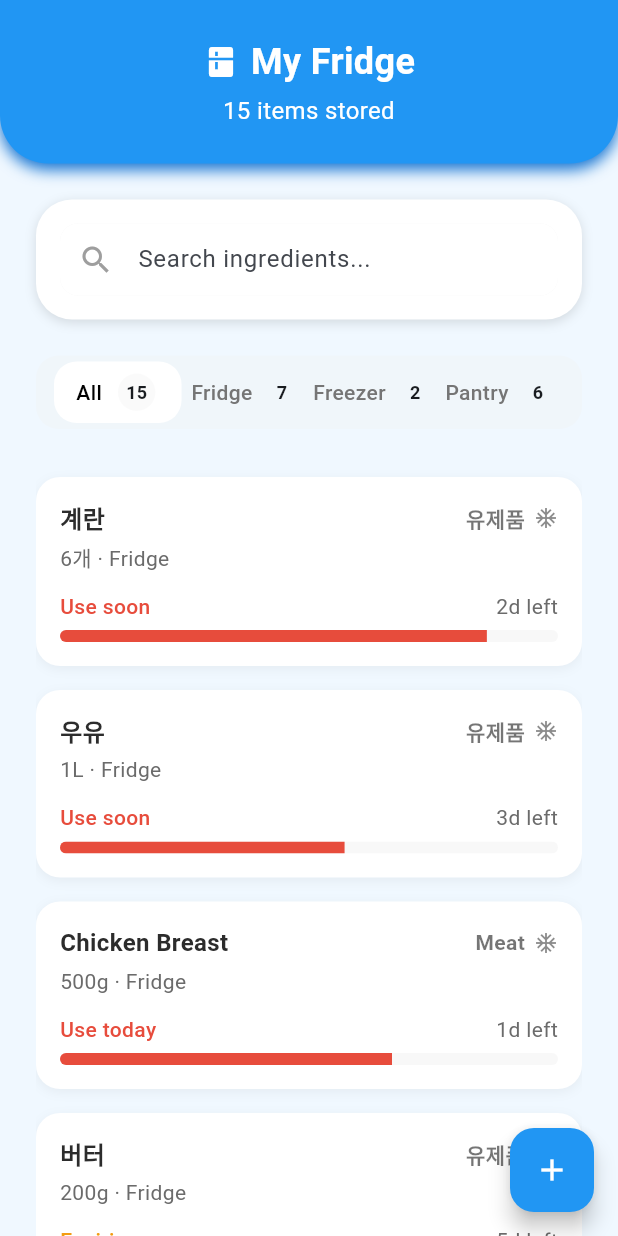
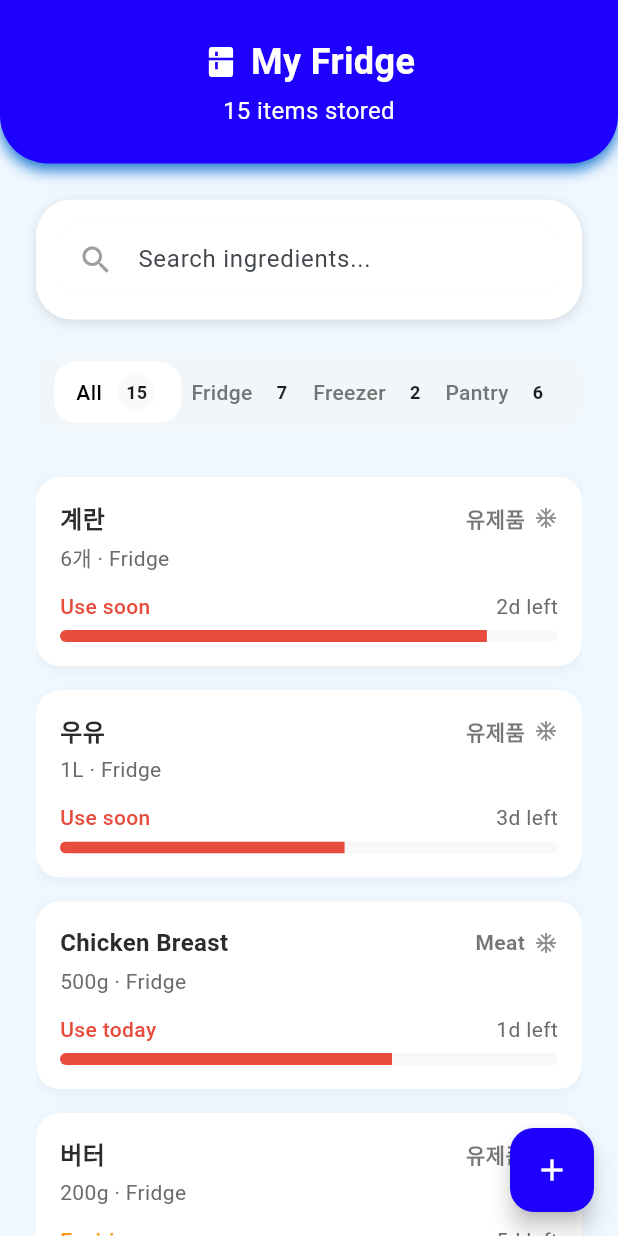
Before and after one commit to wmfrjdna630/TGthon, a Flutter app: the FridgePage screen opened directly, on a phone screen of 412 x 824 dp. Run offline on Flutter 3.47's test engine with Material 3 defaults, Android fonts, the phone set to English and light mode, and no system bars; our stand-ins replace firebase_auth, firebase_core; accounts and stored records are empty; network calls fail.

Commit message:
앱 색상 변경

```diff
--- a/lib/core/constants/app_colors.dart
+++ b/lib/core/constants/app_colors.dart
@@ -8,13 +8,13 @@ class AppColors {
   // ========== 기본 브랜드 색상 (하늘색/파랑색 테마) ==========
 
   /// 메인 브랜드 색상 (파랑색) - 상단/하단 바용
-  static const Color primary = Color(0xFF2196F3);
+  static const Color primary = Color.fromARGB(255, 30, 0, 255);
 
   /// 메인 색상의 밝은 버전 (밝은 파랑)
   static const Color primaryLight = Color(0xFF64B5F6);
 
   /// 메인 색상의 어두운 버전 (진한 파랑)
-  static const Color primaryDark = Color(0xFF1976D2);
+  static const Color primaryDark = Color.fromARGB(255, 30, 0, 255);
 
   // ========== 상태별 색상 ==========
 
@@ -28,7 +28,7 @@ class AppColors {
   static const Color success = Color(0xFF2ECC71);
 
   /// 정보 상태
-  static const Color info = Color(0xFF3498DB);
+  static const Color info = Color.fromARGB(255, 30, 0, 255);
 
   // ========== 배경 색상 (하늘색 테마) ==========
 
--- a/lib/screens/fridge/fridge_page.dart
+++ b/lib/screens/fridge/fridge_page.dart
@@ -167,7 +167,7 @@ class _FridgePageState extends State<FridgePage> {
       // 오른쪽 하단 FAB 추가
       floatingActionButton: FloatingActionButton(
         onPressed: _onAddItemPressed,
-        backgroundColor: const Color(0xFF2196F3), // 파랑색
+        backgroundColor: const Color.fromARGB(255, 30, 0, 255), // 파랑색
         foregroundColor: Colors.white,
         child: const Icon(Icons.add),
       ),
--- a/lib/widgets/common/blue_header.dart
+++ b/lib/widgets/common/blue_header.dart
@@ -62,7 +62,7 @@ class BlueHeader extends StatelessWidget {
       width: double.infinity,
       padding: const EdgeInsets.symmetric(horizontal: 24, vertical: 24),
       decoration: const BoxDecoration(
-        color: Color(0xFF2196F3), // 파랑색 배경
+        color: Color.fromARGB(255, 30, 0, 255), // 파랑색 배경
         borderRadius: BorderRadius.only(
           bottomLeft: Radius.circular(32),
           bottomRight: Radius.circular(32),
```
